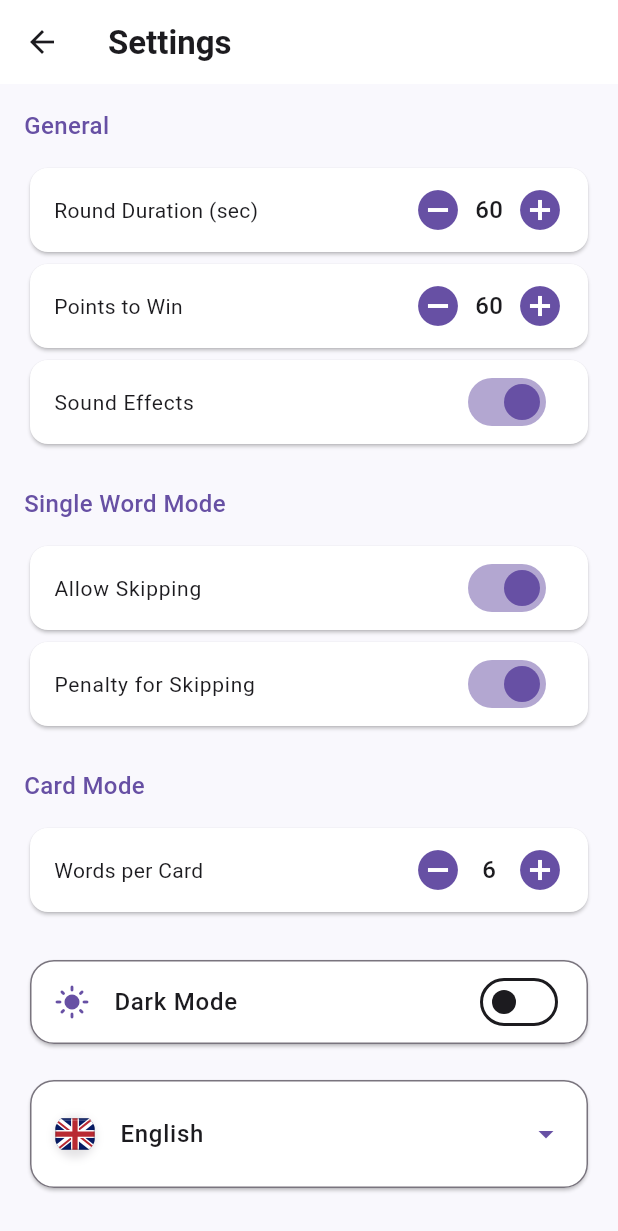
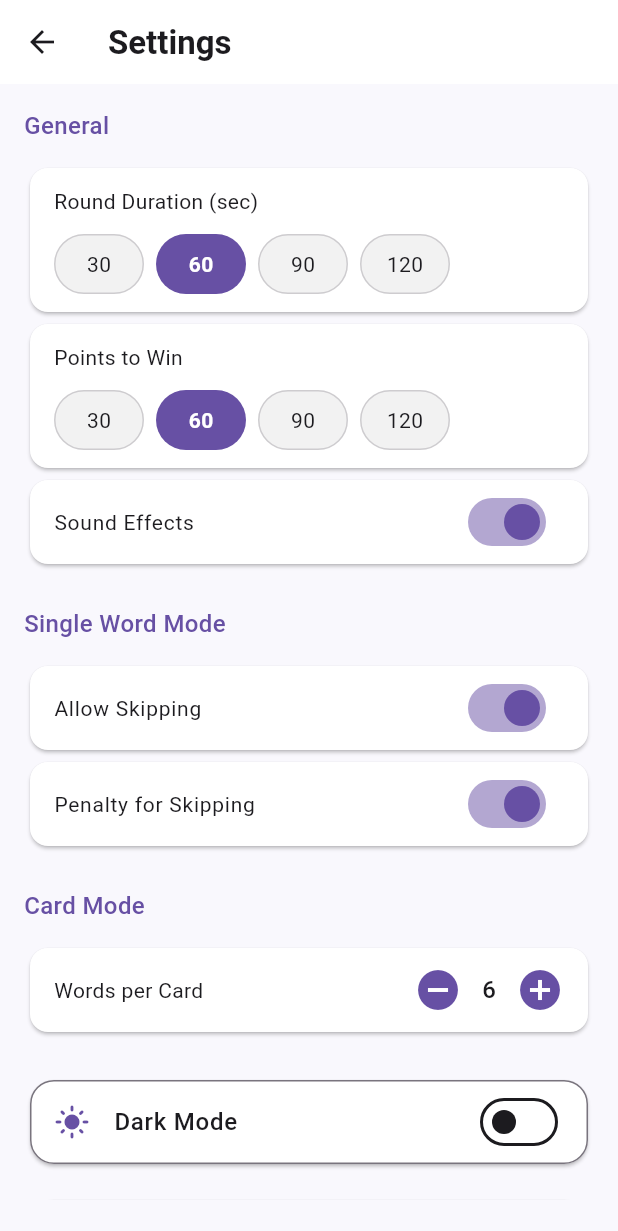
Before and after one commit to GevTonoyan/boardify, a Flutter app: the SettingsScreen screen opened by its route, on a phone screen of 412 x 824 dp. Shown: the top 1231 px of the screen. Run offline on Flutter 3.47's test engine with Material 3 defaults, Android fonts, the phone set to English and light mode, and no system bars; our stand-ins replace cloud_firestore, equatable, firebase_core, flutter_bloc, flutter_svg, get_it and 4 more; accounts and stored records are empty.

Commit message:
Change round duration and points to win UI in settings

```diff
--- a/lib/features/settings/presentation/ui/settings_screen.dart
+++ b/lib/features/settings/presentation/ui/settings_screen.dart
@@ -7,6 +7,8 @@ import 'package:boardify/core/ui_kit/widgets/circular_flag_icon.dart';
 import 'package:boardify/features/settings/presentation/bloc/settings_bloc.dart';
 import 'package:boardify/features/settings/presentation/bloc/settings_event.dart';
 import 'package:boardify/features/settings/presentation/bloc/settings_state.dart';
+import 'package:boardify/features/settings/presentation/ui/widgets/settings_points_to_win.dart';
+import 'package:boardify/features/settings/presentation/ui/widgets/settings_round_duration.dart';
 import 'package:flutter/material.dart';
 import 'package:flutter_bloc/flutter_bloc.dart';
 import 'package:go_router/go_router.dart';
@@ -39,9 +41,9 @@ class _SettingsScreenState extends State<SettingsScreen> {
           child: BlocBuilder<SettingsBloc, SettingsState>(
             builder: (context, state) {
               final bloc = context.read<SettingsBloc>();
-              final aliasSettings = state.gameSettings;
+              final gameSettings = state.gameSettings;
 
-              final settings = state.appSettings;
+              final appSettings = state.appSettings;
 
               return ListView(
                 children: [
@@ -55,31 +57,10 @@ class _SettingsScreenState extends State<SettingsScreen> {
                       ),
                     ),
                   ),
-                  AliasSettingStepper(
-                    label: context.l10n.settings_roundDuration,
-                    value: aliasSettings.roundDuration,
-                    min: AliasConstants.minRoundDuration,
-                    max: AliasConstants.maxRoundDuration,
-                    onChanged: (int value, {bool persist = true}) {
-                      bloc.add(
-                        ChangeGameDuration(
-                          gameDuration: value,
-                          persist: persist,
-                        ),
-                      );
-                    },
+                  SettingsRoundDuration(
+                    roundDuration: gameSettings.roundDuration,
                   ),
-                  AliasSettingStepper(
-                    label: context.l10n.settings_pointsToWin,
-                    value: aliasSettings.pointsToWin,
-                    min: AliasConstants.minPointsToWin,
-                    max: AliasConstants.maxPointsToWin,
-                    onChanged: (int value, {bool persist = true}) {
-                      bloc.add(
-                        ChangePointsToWin(pointsToWin: value, persist: persist),
-                      );
-                    },
-                  ),
+                  SettingsPointsToWin(pointsToWin: gameSettings.pointsToWin),
                   Card(
                     child: SwitchListTile(
                       title: Text(
@@ -88,7 +69,7 @@ class _SettingsScreenState extends State<SettingsScreen> {
                           color: colors.onSurface,
                         ),
                       ),
-                      value: aliasSettings.soundEnabled,
+                      value: gameSettings.soundEnabled,
                       onChanged: (v) {
                         bloc.add(ChangeSoundEffects(soundEffects: v));
                       },
@@ -113,7 +94,7 @@ class _SettingsScreenState extends State<SettingsScreen> {
                           color: colors.onSurface,
                         ),
                       ),
-                      value: aliasSettings.allowSkipping,
+                      value: gameSettings.allowSkipping,
                       onChanged: (v) {
                         bloc.add(ChangeAllowSkipping(allowSkipping: v));
                       },
@@ -128,7 +109,7 @@ class _SettingsScreenState extends State<SettingsScreen> {
                           color: colors.onSurface,
                         ),
                       ),
-                      value: aliasSettings.penaltyForSkipping,
+                      value: gameSettings.penaltyForSkipping,
                       onChanged: (v) {
                         bloc.add(
                           ChangePenaltyForSkipping(penaltyForSkipping: v),
@@ -149,7 +130,7 @@ class _SettingsScreenState extends State<SettingsScreen> {
                   ),
                   AliasSettingStepper(
                     label: context.l10n.settings_wordsPerCard,
-                    value: aliasSettings.wordsPerCard,
+                    value: gameSettings.wordsPerCard,
                     min: AliasConstants.minWordsPerCard,
                     max: AliasConstants.maxWordsPerCard,
                     onChanged: (int value, {bool persist = true}) {
@@ -179,11 +160,11 @@ class _SettingsScreenState extends State<SettingsScreen> {
                           color: colors.onSurface,
                         ),
                       ),
-                      value: settings.isDarkMode,
+                      value: appSettings.isDarkMode,
                       onChanged:
                           (value) => bloc.add(ChangeTheme(isDarkMode: value)),
                       secondary: Icon(
-                        settings.isDarkMode
+                        appSettings.isDarkMode
                             ? Icons.dark_mode
                             : Icons.light_mode,
                         color: colors.primary,
@@ -209,7 +190,7 @@ class _SettingsScreenState extends State<SettingsScreen> {
                         vertical: 8,
                       ),
                       leading: CircularFlagIcon(
-                        assetPath: settings.locale.flagAssetPath,
+                        assetPath: appSettings.locale.flagAssetPath,
                       ),
                       title: Text(
                         context.l10n.settings_localeName,
--- /dev/null
+++ b/lib/features/settings/presentation/ui/widgets/settings_points_to_win.dart
@@ -0,0 +1,91 @@
+import 'package:boardify/core/extensions/context_extension.dart';
+import 'package:boardify/features/settings/presentation/bloc/settings_bloc.dart';
+import 'package:boardify/features/settings/presentation/bloc/settings_event.dart';
+import 'package:flutter/material.dart';
+import 'package:flutter_bloc/flutter_bloc.dart';
+
+class SettingsPointsToWin extends StatelessWidget {
+  const SettingsPointsToWin({required this.pointsToWin, super.key});
+
+  final int pointsToWin;
+
+  @override
+  Widget build(BuildContext context) {
+    final colors = context.appTheme.colors;
+    final typography = context.appTheme.typography;
+
+    return Card(
+      child: Padding(
+        padding: const EdgeInsets.symmetric(horizontal: 16, vertical: 12),
+        child: Column(
+          crossAxisAlignment: CrossAxisAlignment.start,
+          children: [
+            Text(
+              context.l10n.settings_pointsToWin,
+              style: typography.bodyMedium,
+            ),
+            const SizedBox(height: 12),
+            Row(
+              spacing: 8,
+              children:
+                  [30, 60, 90, 120].map((points) {
+                    final isSelected = points == pointsToWin;
+                    return AnimatedContainer(
+                      duration: const Duration(milliseconds: 200),
+                      curve: Curves.easeInOut,
+                      width: 60,
+                      height: 40,
+                      child: Material(
+                        color: Colors.transparent,
+                        child: InkWell(
+                          onTap: () {
+                            context.read<SettingsBloc>().add(
+                              ChangePointsToWin(pointsToWin: points),
+                            );
+                          },
+                          borderRadius: BorderRadius.circular(20),
+                          child: AnimatedContainer(
+                            duration: const Duration(milliseconds: 200),
+                            curve: Curves.easeInOut,
+                            decoration: BoxDecoration(
+                              color:
+                                  isSelected
+                                      ? colors.primary
+                                      : colors.surfaceVariant,
+                              borderRadius: BorderRadius.circular(20),
+                              border:
+                                  isSelected
+                                      ? null
+                                      : Border.all(
+                                        color: colors.outline.withValues(
+                                          alpha: 0.3,
+                                        ),
+                                      ),
+                            ),
+                            child: Center(
+                              child: Text(
+                                '$points',
+                                style: typography.bodyMedium.copyWith(
+                                  color:
+                                      isSelected
+                                          ? colors.onPrimary
+                                          : colors.onSurface,
+                                  fontWeight:
+                                      isSelected
+                                          ? FontWeight.w600
+                                          : FontWeight.normal,
+                                ),
+                              ),
+                            ),
+                          ),
+                        ),
+                      ),
+                    );
+                  }).toList(),
+            ),
+          ],
+        ),
+      ),
+    );
+  }
+}
--- /dev/null
+++ b/lib/features/settings/presentation/ui/widgets/settings_round_duration.dart
@@ -0,0 +1,91 @@
+import 'package:boardify/core/extensions/context_extension.dart';
+import 'package:boardify/features/settings/presentation/bloc/settings_bloc.dart';
+import 'package:boardify/features/settings/presentation/bloc/settings_event.dart';
+import 'package:flutter/material.dart';
+import 'package:flutter_bloc/flutter_bloc.dart';
+
+class SettingsRoundDuration extends StatelessWidget {
+  const SettingsRoundDuration({required this.roundDuration, super.key});
+
+  final int roundDuration;
+
+  @override
+  Widget build(BuildContext context) {
+    final colors = context.appTheme.colors;
+    final typography = context.appTheme.typography;
+
+    return Card(
+      child: Padding(
+        padding: const EdgeInsets.symmetric(horizontal: 16, vertical: 12),
+        child: Column(
+          crossAxisAlignment: CrossAxisAlignment.start,
+          children: [
+            Text(
+              context.l10n.settings_roundDuration,
+              style: typography.bodyMedium,
+            ),
+            const SizedBox(height: 12),
+            Row(
+              spacing: 8,
+              children:
+                  [30, 60, 90, 120].map((duration) {
+                    final isSelected = duration == roundDuration;
+                    return AnimatedContainer(
+                      duration: const Duration(milliseconds: 200),
+                      curve: Curves.easeInOut,
+                      width: 60,
+                      height: 40,
+                      child: Material(
+                        color: Colors.transparent,
+                        child: InkWell(
+                          onTap: () {
+                            context.read<SettingsBloc>().add(
+                              ChangeGameDuration(gameDuration: duration),
+                            );
+                          },
+                          borderRadius: BorderRadius.circular(20),
+                          child: AnimatedContainer(
+                            duration: const Duration(milliseconds: 200),
+                            curve: Curves.easeInOut,
+                            decoration: BoxDecoration(
+                              color:
+                                  isSelected
+                                      ? colors.primary
+                                      : colors.surfaceVariant,
+                              borderRadius: BorderRadius.circular(20),
+                              border:
+                                  isSelected
+                                      ? null
+                                      : Border.all(
+                                        color: colors.outline.withValues(
+                                          alpha: 0.3,
+                                        ),
+                                      ),
+                            ),
+                            child: Center(
+                              child: Text(
+                                '$duration',
+                                style: typography.bodyMedium.copyWith(
+                                  color:
+                                      isSelected
+                                          ? colors.onPrimary
+                                          : colors.onSurface,
+                                  fontWeight:
+                                      isSelected
+                                          ? FontWeight.w600
+                                          : FontWeight.normal,
+                                ),
+                              ),
+                            ),
+                          ),
+                        ),
+                      ),
+                    );
+                  }).toList(),
+            ),
+          ],
+        ),
+      ),
+    );
+  }
+}
```
